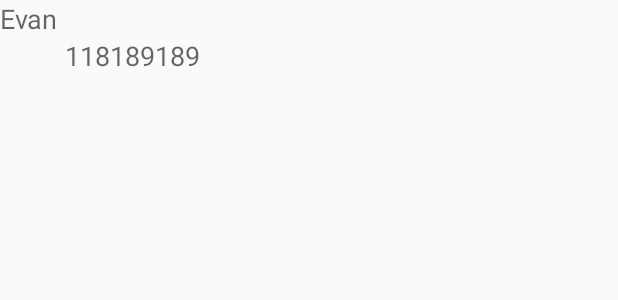
After one commit to WilliamRADFunk/conspiracy, an Android app: the layout feed_comments_layout.xml on its own in the app's theme, with its tools: preview values and no code run, on a phone screen of 412 x 824 dp. The commit adds this screen. Shown: the top 300 px of the screen. Run offline under Robolectric (Android 15) with nearby library versions, the phone set to English and light mode, and no system bars.

Commit message:
Working on comments adapter

```diff
--- a/TheCabalEffect2/app/src/main/java/com/evanglazer/thecabaleffect/FeedsActivity.java
+++ b/TheCabalEffect2/app/src/main/java/com/evanglazer/thecabaleffect/FeedsActivity.java
@@ -30,6 +30,7 @@ public class FeedsActivity extends Activity {
     FeedAdapter adapter;
     private List<feeds> feedsList = null;
     FragmentManager fm = getFragmentManager();
+
     @Override
     public void onCreate(Bundle savedInstanceState) {
         super.onCreate(savedInstanceState);
@@ -38,6 +39,7 @@ public class FeedsActivity extends Activity {
         fm.beginTransaction().replace(R.id.feeds, new NavBarFragment());
         // Execute RemoteDataTask AsyncTask
         new RemoteDataTask().execute();
+        listview = (ListView) findViewById(R.id.listView2);
     }
 
     // RemoteDataTask AsyncTask
@@ -83,8 +85,7 @@ public class FeedsActivity extends Activity {
 
         @Override
         protected void onPostExecute(Void result) {
-            // Locate the listview in listview_main.xml
-            listview = (ListView) findViewById(R.id.listView2);
+
             // Pass the results into ListViewAdapter.java
             adapter = new FeedAdapter(FeedsActivity.this, feedsList);
             // Binds the Adapter to the ListView
--- a/TheCabalEffect2/app/src/main/java/com/evanglazer/thecabaleffect/models/feeds.java
+++ b/TheCabalEffect2/app/src/main/java/com/evanglazer/thecabaleffect/models/feeds.java
@@ -18,7 +18,6 @@ public class feeds extends ParseObject {
 
     public String getTitle()
     {
-
         return title;
     }
 
--- a/TheCabalEffect2/app/src/main/java/com/evanglazer/thecabaleffect/parse/Service.java
+++ b/TheCabalEffect2/app/src/main/java/com/evanglazer/thecabaleffect/parse/Service.java
@@ -3,6 +3,7 @@ package com.evanglazer.thecabaleffect.parse;
 import android.app.Application;
 
 import com.evanglazer.thecabaleffect.R;
+import com.evanglazer.thecabaleffect.models.comments;
 import com.evanglazer.thecabaleffect.models.feeds;
 import com.parse.Parse;
 import com.parse.ParseACL;
@@ -17,6 +18,8 @@ public class Service extends Application {
     @Override
     public void onCreate() {
         ParseObject.registerSubclass(feeds.class);
+        ParseObject.registerSubclass(comments.class);
+
         Parse.initialize(this, getString(R.string.parse_app_id), getString(R.string.parse_client_key));
 
         ParseUser.enableAutomaticUser();
--- /dev/null
+++ b/TheCabalEffect2/app/src/main/res/layout/feed_comments_layout.xml
@@ -0,0 +1,38 @@
+<?xml version="1.0" encoding="utf-8"?>
+<RelativeLayout xmlns:android="http://schemas.android.com/apk/res/android"
+    android:layout_width="match_parent"
+    android:layout_height="match_parent">
+
+
+    <TextView
+        android:layout_width="wrap_content"
+        android:layout_height="wrap_content"
+        android:textAppearance="?android:attr/textAppearanceMedium"
+        android:id="@+id/user"
+        android:layout_alignParentTop="true"
+        android:layout_alignParentLeft="true"
+        android:layout_alignParentStart="true"
+        android:text="Evan " />
+
+    <TextView
+        android:layout_width="wrap_content"
+        android:layout_height="wrap_content"
+        android:textAppearance="?android:attr/textAppearanceSmall"
+        android:id="@+id/postDate"
+        android:layout_toLeftOf="@+id/content"
+        android:layout_below="@+id/user"
+        android:layout_alignParentLeft="true"
+        android:layout_alignParentStart="true" />
+
+    <TextView
+        android:layout_width="100dp"
+        android:layout_height="100dp"
+        android:textAppearance="?android:attr/textAppearanceMedium"
+        android:id="@+id/content"
+        android:layout_below="@+id/user"
+        android:layout_alignParentRight="true"
+        android:layout_alignParentEnd="true"
+        android:layout_toEndOf="@+id/user"
+        android:text="118189189" />
+
+</RelativeLayout>
```
Also changed, not shown: TheCabalEffect2/app/src/main/java/com/evanglazer/thecabaleffect/FeedDetailActivity.java (+94 -0 lines), TheCabalEffect2/app/src/main/java/com/evanglazer/thecabaleffect/adapters/CommentsAdapter.java (added, +86 -0 lines), TheCabalEffect2/app/src/main/java/com/evanglazer/thecabaleffect/adapters/FeedAdapter.java (+14 -1 lines), TheCabalEffect2/app/src/main/java/com/evanglazer/thecabaleffect/models/comments.java (added, +45 -0 lines).
